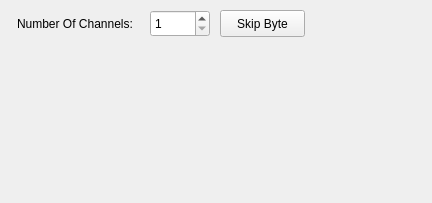
AlexanderAmelkin/SerialPlot, file src/binarystreamreadersettings.ui: the form before one commit.
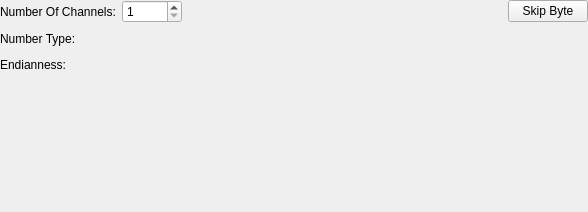
The form after the commit. Custom widgets are drawn as their Qt base class.

Patch:
```diff
--- a/src/binarystreamreadersettings.ui
+++ b/src/binarystreamreadersettings.ui
@@ -6,35 +6,37 @@
    <rect>
     <x>0</x>
     <y>0</y>
-    <width>432</width>
-    <height>203</height>
+    <width>588</width>
+    <height>212</height>
    </rect>
   </property>
   <property name="windowTitle">
    <string>Form</string>
   </property>
+  <layout class="QVBoxLayout" name="verticalLayout">
+   <property name="leftMargin">
+    <number>0</number>
+   </property>
+   <property name="topMargin">
+    <number>0</number>
+   </property>
+   <property name="rightMargin">
+    <number>0</number>
+   </property>
+   <property name="bottomMargin">
+    <number>0</number>
+   </property>
+   <item>
+    <layout class="QHBoxLayout" name="horizontalLayout_3">
+     <item>
   <widget class="QLabel" name="label_4">
-   <property name="geometry">
-    <rect>
-     <x>17</x>
-     <y>10</y>
-     <width>127</width>
-     <height>27</height>
-    </rect>
-   </property>
    <property name="text">
     <string>Number Of Channels:</string>
    </property>
   </widget>
+     </item>
+     <item>
   <widget class="QSpinBox" name="spNumOfChannels">
-   <property name="geometry">
-    <rect>
-     <x>150</x>
-     <y>10</y>
-     <width>60</width>
-     <height>27</height>
-    </rect>
-   </property>
    <property name="minimumSize">
     <size>
      <width>60</width>
@@ -51,35 +53,22 @@
     <number>32</number>
    </property>
   </widget>
-  <widget class="NumberFormatBox" name="nfBox" native="true">
-   <property name="geometry">
-    <rect>
-     <x>20</x>
-     <y>50</y>
-     <width>161</width>
-     <height>141</height>
-    </rect>
-   </property>
-  </widget>
-  <widget class="EndiannessBox" name="endiBox" native="true">
-   <property name="geometry">
-    <rect>
-     <x>190</x>
-     <y>50</y>
-     <width>120</width>
-     <height>80</height>
-    </rect>
-   </property>
-  </widget>
+     </item>
+     <item>
+      <spacer name="horizontalSpacer">
+       <property name="orientation">
+        <enum>Qt::Horizontal</enum>
+       </property>
+       <property name="sizeHint" stdset="0">
+        <size>
+         <width>40</width>
+         <height>20</height>
+        </size>
+       </property>
+      </spacer>
+     </item>
+     <item>
   <widget class="QPushButton" name="pbSkipByte">
-   <property name="geometry">
-    <rect>
-     <x>220</x>
-     <y>10</y>
-     <width>85</width>
-     <height>27</height>
-    </rect>
-   </property>
    <property name="toolTip">
     <string>Skip reading 1 byte to correct the alignment</string>
    </property>
@@ -87,6 +76,103 @@
     <string>Skip Byte</string>
    </property>
   </widget>
+     </item>
+    </layout>
+   </item>
+   <item>
+    <layout class="QHBoxLayout" name="horizontalLayout">
+     <item>
+      <widget class="QLabel" name="label_5">
+       <property name="sizePolicy">
+        <sizepolicy hsizetype="Minimum" vsizetype="Fixed">
+         <horstretch>0</horstretch>
+         <verstretch>0</verstretch>
+        </sizepolicy>
+       </property>
+       <property name="text">
+        <string>Number Type:</string>
+       </property>
+      </widget>
+     </item>
+     <item>
+      <widget class="NumberFormatBox" name="nfBox" native="true">
+       <property name="sizePolicy">
+        <sizepolicy hsizetype="Preferred" vsizetype="Preferred">
+         <horstretch>0</horstretch>
+         <verstretch>0</verstretch>
+        </sizepolicy>
+       </property>
+      </widget>
+     </item>
+     <item>
+      <spacer name="horizontalSpacer_2">
+       <property name="orientation">
+        <enum>Qt::Horizontal</enum>
+       </property>
+       <property name="sizeHint" stdset="0">
+        <size>
+         <width>1</width>
+         <height>20</height>
+        </size>
+       </property>
+      </spacer>
+     </item>
+    </layout>
+   </item>
+   <item>
+    <layout class="QHBoxLayout" name="horizontalLayout_2">
+     <item>
+      <widget class="QLabel" name="label_6">
+       <property name="sizePolicy">
+        <sizepolicy hsizetype="Minimum" vsizetype="Fixed">
+         <horstretch>0</horstretch>
+         <verstretch>0</verstretch>
+        </sizepolicy>
+       </property>
+       <property name="text">
+        <string>Endianness:</string>
+       </property>
+      </widget>
+     </item>
+     <item>
+      <widget class="EndiannessBox" name="endiBox" native="true">
+       <property name="sizePolicy">
+        <sizepolicy hsizetype="Preferred" vsizetype="Preferred">
+         <horstretch>0</horstretch>
+         <verstretch>0</verstretch>
+        </sizepolicy>
+       </property>
+      </widget>
+     </item>
+     <item>
+      <spacer name="horizontalSpacer_3">
+       <property name="orientation">
+        <enum>Qt::Horizontal</enum>
+       </property>
+       <property name="sizeHint" stdset="0">
+        <size>
+         <width>1</width>
+         <height>20</height>
+        </size>
+       </property>
+      </spacer>
+     </item>
+    </layout>
+   </item>
+   <item>
+    <spacer name="verticalSpacer">
+     <property name="orientation">
+      <enum>Qt::Vertical</enum>
+     </property>
+     <property name="sizeHint" stdset="0">
+      <size>
+       <width>20</width>
+       <height>40</height>
+      </size>
+     </property>
+    </spacer>
+   </item>
+  </layout>
  </widget>
  <customwidgets>
   <customwidget>
```
Lines whose indentation alone changed are shown as unchanged.
